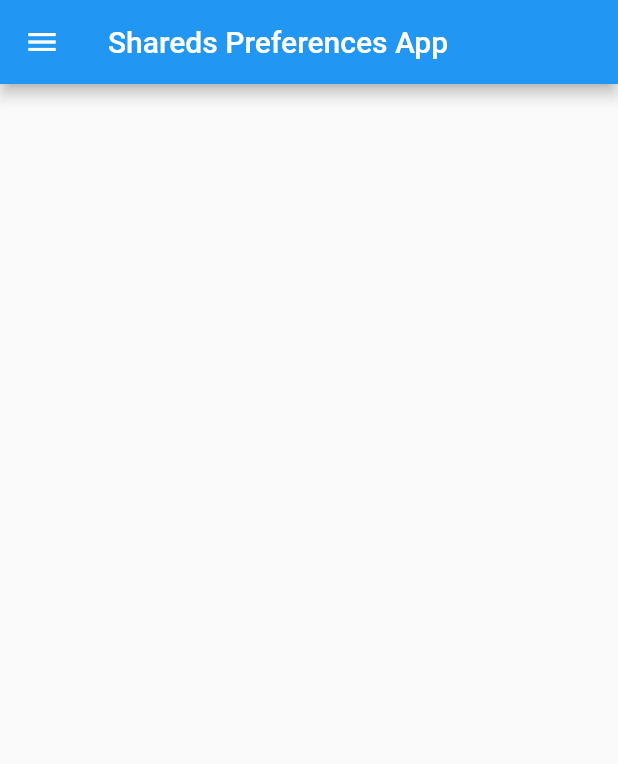
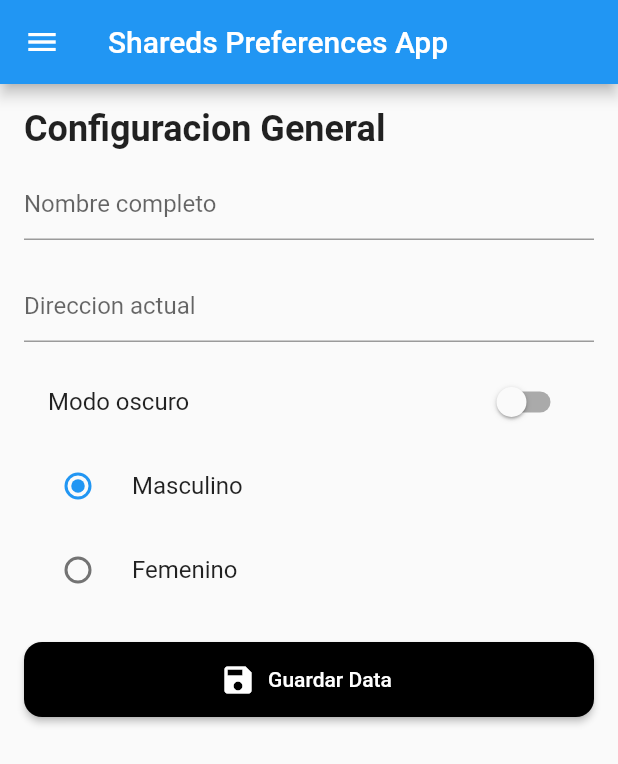
Before and after one commit to stark-ace-1891/tf08p_0021_codigo_sp, a Flutter app: the screen it shows after launch, on a phone screen of 412 x 824 dp. Shown: the top 764 px of the screen. Run offline on Flutter 3.47's test engine with Material 2 defaults, Android fonts, the phone set to English and light mode, and no system bars.

Commit message:
Acabando formulario

```diff
--- a/lib/pages/home_page.dart
+++ b/lib/pages/home_page.dart
@@ -1,100 +1,120 @@
 import 'package:flutter/material.dart';
+import 'package:flutter/rendering.dart';
 import 'package:flutter/src/widgets/framework.dart';
 import 'package:flutter/src/widgets/placeholder.dart';
+import 'package:tf08p_0021_codigo_sp/pages/my_drawer_widget.dart';
 
-class HomPage extends StatelessWidget {
-  const HomPage({super.key});
+class HomPage extends StatefulWidget {
+  @override
+  State<HomPage> createState() => _HomPageState();
+}
+
+class _HomPageState extends State<HomPage> {
+  bool isDarkMode = false;
+  int gender = 1;
 
   @override
   Widget build(BuildContext context) {
     return Scaffold(
-      drawer: Drawer(
-        child: SingleChildScrollView(
-          child: Column(
-            children: [
-              DrawerHeader(
-                decoration: BoxDecoration(
-                  image: DecorationImage(
-                    fit: BoxFit.cover,
-                    image: NetworkImage(
-                        "https://images.pexels.com/photos/13813545/pexels-photo-13813545.png?auto=compress&cs=tinysrgb&w=1260&h=750&dpr=1"),
+      drawer: MyDrawerWidget(),
+      appBar: AppBar(
+        title: Text("Shareds Preferences App"),
       ),
-                ),
-                child: SizedBox(
-                  width: double.infinity,
+      body: Padding(
+        padding: const EdgeInsets.all(16.0),
         child: Column(
           crossAxisAlignment: CrossAxisAlignment.start,
-                    mainAxisAlignment: MainAxisAlignment.end,
           children: [
-                      CircleAvatar(
-                        radius: 30,
-                        backgroundColor: Colors.white12,
-                        backgroundImage: NetworkImage(
-                          "https://images.pexels.com/photos/8062069/pexels-photo-8062069.jpeg?auto=compress&cs=tinysrgb&w=1260&h=750&dpr=1",
-                        ),
-                      ),
             Text(
-                        "Fiorella Gonzales Tapia",
+              "Configuracion General",
               style: TextStyle(
-                          color: Colors.white,
-                          fontSize: 16,
+                fontSize: 24,
                 fontWeight: FontWeight.bold,
               ),
             ),
-                      Text(
-                        "Administrador",
-                        style: TextStyle(
+            SizedBox(
+              height: 12,
+            ),
+            TextField(
+              decoration: InputDecoration(
+                hintText: "Nombre completo",
+              ),
+            ),
+            SizedBox(
+              height: 20,
+            ),
+            TextField(
+              decoration: InputDecoration(
+                hintText: "Direccion actual",
+              ),
+            ),
+            SizedBox(
+              height: 12,
+            ),
+            // Switch(
+            //   value: false,
+            //   onChanged: (bool value) {},
+            // ),
+            SwitchListTile(
+              value: isDarkMode,
+              title: Text("Modo oscuro"),
+              onChanged: (bool value) {
+                isDarkMode = value;
+                print(isDarkMode);
+                setState(() {});
+              },
+            ),
+            // Radio(
+            //   value: 1,
+            //   groupValue: 1,
+            //   onChanged: (int? value) {},
+            // ),
+            RadioListTile(
+              value: 1,
+              title: Text("Masculino"),
+              groupValue: gender,
+              onChanged: (int? value) {
+                gender = value!;
+                print(gender);
+                setState(() {});
+              },
+            ),
+            RadioListTile(
+              value: 2,
+              title: Text("Femenino"),
+              groupValue: gender,
+              onChanged: (int? value) {
+                gender = value!;
+                print(gender);
+                setState(() {});
+              },
+            ),
+            SizedBox(
+              height: 20,
+            ),
+            SizedBox(
+              width: double.infinity,
+              height: 50,
+              child: ElevatedButton.icon(
+                onPressed: () {},
+                style: ElevatedButton.styleFrom(
+                  primary: Colors.black,
+                  shape: RoundedRectangleBorder(
+                    borderRadius: BorderRadius.circular(12),
+                  ),
+                ),
+                icon: Icon(
+                  Icons.save,
                   color: Colors.white,
-                          fontSize: 14,
-                          fontWeight: FontWeight.w400,
+                ),
+                label: Text(
+                  "Guardar Data",
+                ),
               ),
             ),
           ],
         ),
       ),
-              ),
-              ListTile(
-                title: Text("Mi perfil"),
-                leading: Icon(
-                  Icons.people,
-                  color: Colors.black.withOpacity(0.6),
-                ),
-              ),
-              ListTile(
-                title: Text("Portafolio General"),
-                leading: Icon(
-                  Icons.file_copy,
-                  color: Colors.black.withOpacity(0.6),
-                ),
-              ),
-              ListTile(
-                title: Text("Cambiar contraseña"),
-                leading: Icon(
-                  Icons.lock,
-                  color: Colors.black.withOpacity(0.6),
-                ),
-              ),
-              Divider(
-                indent: 12,
-                endIndent: 12,
-              ),
-              ListTile(
-                title: Text("Salir del App"),
-                leading: Icon(
-                  Icons.exit_to_app,
-                  color: Colors.black.withOpacity(0.6),
-                ),
-              ),
-            ],
-          ),
-        ),
-      ),
-      appBar: AppBar(
-        title: Text("Shareds Preferences App"),
-      ),
-      body: Column(
-        children: [],
-      ),
     );
   }
 }
```
Also changed, not shown: lib/pages/my_drawer_widget.dart (added, +92 -0 lines). Lines whose indentation alone changed are shown as unchanged.
